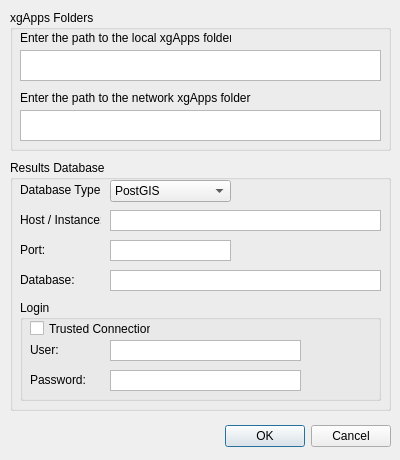
First picture: the form in xgConstraintChecker/config_dialog_base.ui, repository ClaireLush/ConstraintChecker, before the edit.
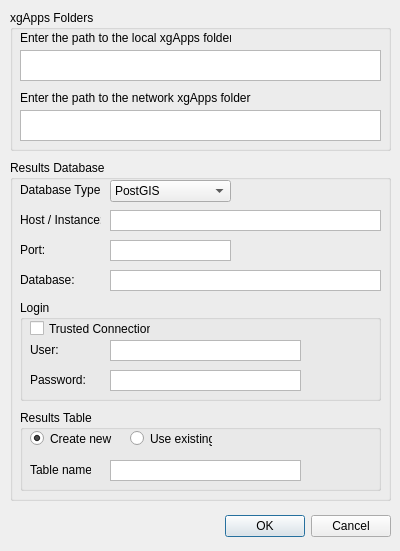
Second picture: the form after the edit. Icons and pictures are not drawn.

Commit message: Additional changes to dialog and starting check method

The edit to the form file:
```diff
--- a/xgConstraintChecker/config_dialog_base.ui
+++ b/xgConstraintChecker/config_dialog_base.ui
@@ -10,7 +10,7 @@
     <x>0</x>
     <y>0</y>
     <width>400</width>
-    <height>460</height>
+    <height>551</height>
    </rect>
   </property>
   <property name="sizePolicy">
@@ -33,7 +33,7 @@
    <property name="geometry">
     <rect>
      <x>50</x>
-     <y>420</y>
+     <y>510</y>
      <width>341</width>
      <height>32</height>
     </rect>
@@ -146,7 +146,7 @@
      <x>10</x>
      <y>160</y>
      <width>381</width>
-     <height>251</height>
+     <height>341</height>
     </rect>
    </property>
    <property name="title">
@@ -394,6 +394,86 @@
      </property>
     </widget>
    </widget>
+   <widget class="QGroupBox" name="grp_results_table">
+    <property name="geometry">
+     <rect>
+      <x>10</x>
+      <y>250</y>
+      <width>361</width>
+      <height>81</height>
+     </rect>
+    </property>
+    <property name="title">
+     <string>Results Table</string>
+    </property>
+    <widget class="QLabel" name="lbl_table">
+     <property name="geometry">
+      <rect>
+       <x>10</x>
+       <y>50</y>
+       <width>61</width>
+       <height>20</height>
+      </rect>
+     </property>
+     <property name="text">
+      <string>Table name:</string>
+     </property>
+    </widget>
+    <widget class="QPlainTextEdit" name="txt_table">
+     <property name="geometry">
+      <rect>
+       <x>90</x>
+       <y>50</y>
+       <width>191</width>
+       <height>21</height>
+      </rect>
+     </property>
+     <property name="sizePolicy">
+      <sizepolicy hsizetype="Fixed" vsizetype="Fixed">
+       <horstretch>0</horstretch>
+       <verstretch>0</verstretch>
+      </sizepolicy>
+     </property>
+     <property name="verticalScrollBarPolicy">
+      <enum>Qt::ScrollBarAlwaysOff</enum>
+     </property>
+     <property name="horizontalScrollBarPolicy">
+      <enum>Qt::ScrollBarAlwaysOff</enum>
+     </property>
+     <property name="plainText">
+      <string/>
+     </property>
+    </widget>
+    <widget class="QRadioButton" name="rb_new">
+     <property name="geometry">
+      <rect>
+       <x>10</x>
+       <y>20</y>
+       <width>82</width>
+       <height>17</height>
+      </rect>
+     </property>
+     <property name="text">
+      <string>Create new</string>
+     </property>
+     <property name="checked">
+      <bool>true</bool>
+     </property>
+    </widget>
+    <widget class="QRadioButton" name="rb_existing">
+     <property name="geometry">
+      <rect>
+       <x>110</x>
+       <y>20</y>
+       <width>82</width>
+       <height>17</height>
+      </rect>
+     </property>
+     <property name="text">
+      <string>Use existing</string>
+     </property>
+    </widget>
+   </widget>
   </widget>
  </widget>
  <tabstops>
```
Left out of the diff: 20 changed lines with no effect on the pictures. The commit also changes 6 other files.
